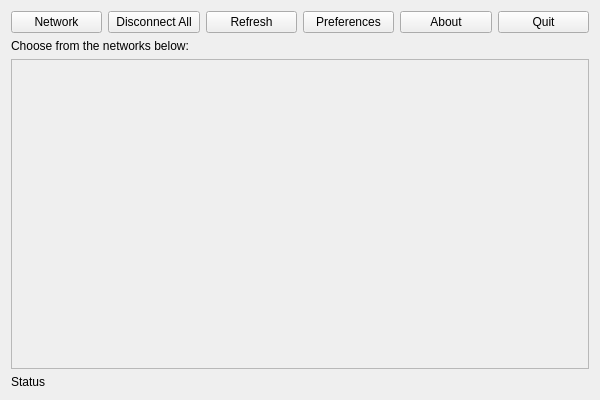
The window that mainWindow.ui (anarsoul/wicd-qt4) describes before a commit, drawn with Qt 5.
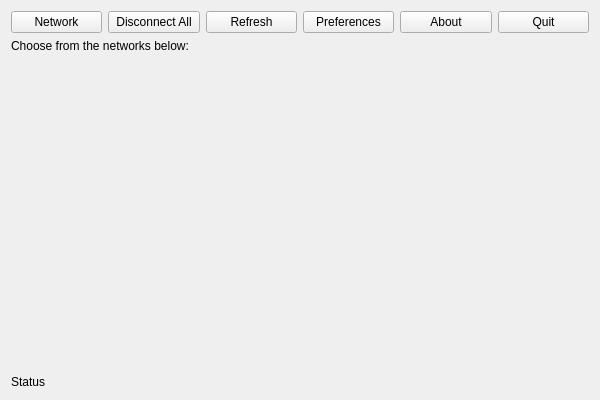
The same window after the commit.

Commit message: Remove frame from scrolling area

Patch:
```diff
--- a/mainWindow.ui
+++ b/mainWindow.ui
@@ -71,6 +71,9 @@
      </item>
      <item>
       <widget class="QScrollArea" name="scrollArea">
+       <property name="frameShape">
+        <enum>QFrame::NoFrame</enum>
+       </property>
        <property name="widgetResizable">
         <bool>true</bool>
        </property>
@@ -79,8 +82,8 @@
          <rect>
           <x>0</x>
           <y>0</y>
-          <width>582</width>
-          <height>309</height>
+          <width>586</width>
+          <height>313</height>
          </rect>
         </property>
        </widget>
```
The commit also changes 1 other file.
